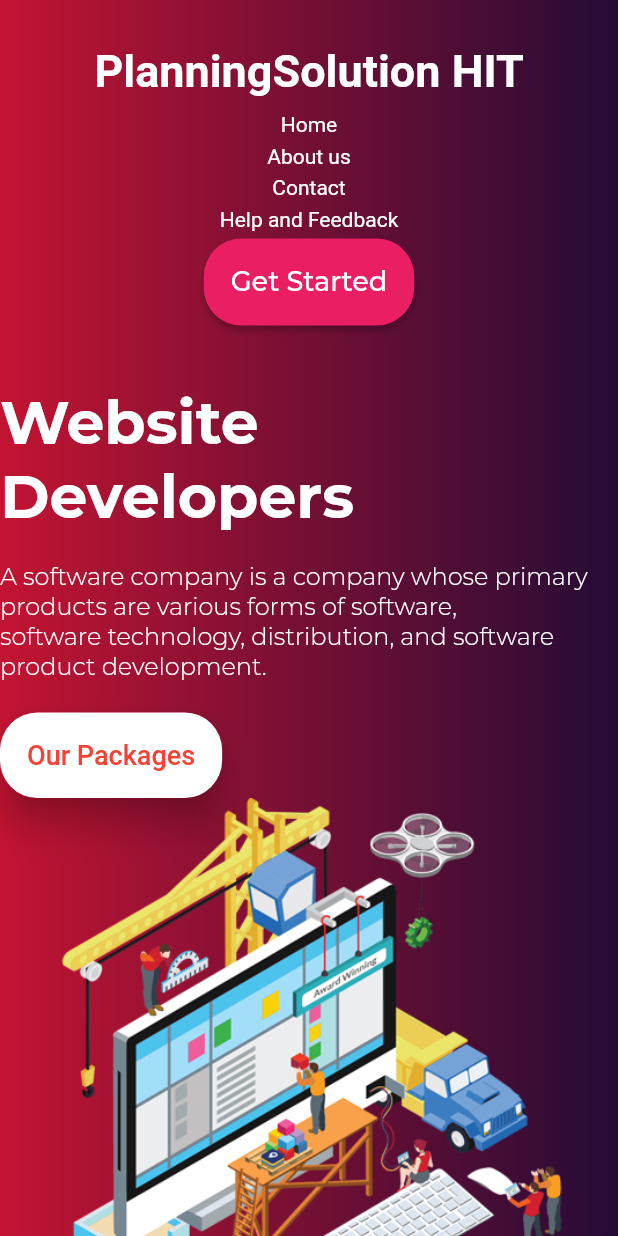
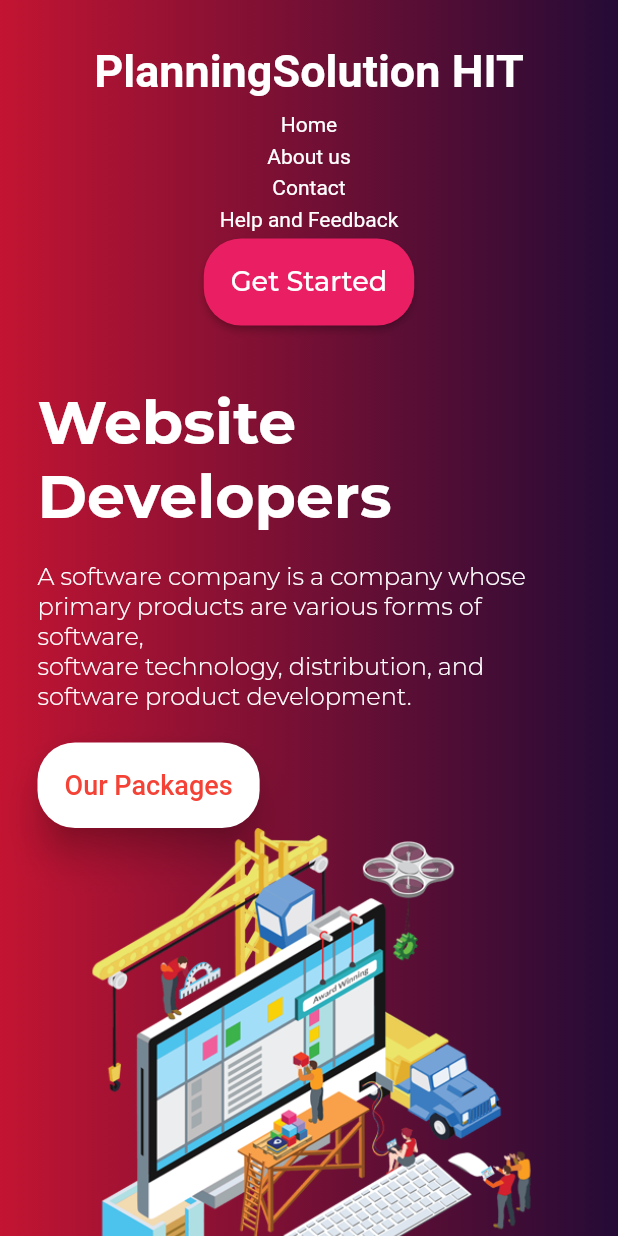
Before and after one commit to crazy-diya/Flutter-Web-one, a Flutter app: the screen it shows after launch, on a phone screen of 412 x 824 dp. Run offline on Flutter 3.47's test engine with Material 2 defaults, Android fonts, the phone set to English and light mode, and no system bars; our stand-ins replace google_fonts; Roboto replaces fonts that are missing (Acme).

Commit message:
Update LandingPage.dart

```diff
--- a/lib/LandingPage/LandingPage.dart
+++ b/lib/LandingPage/LandingPage.dart
@@ -19,7 +19,7 @@ class LandingPage extends StatelessWidget {
           );
         } else {
           return Padding(
-            padding: const EdgeInsets.only(top: 40.0),
+            padding: const EdgeInsets.only(top: 40.0,left: 25,right: 25),
             child: Column(
               children: pageChildren(),
             ),
```
